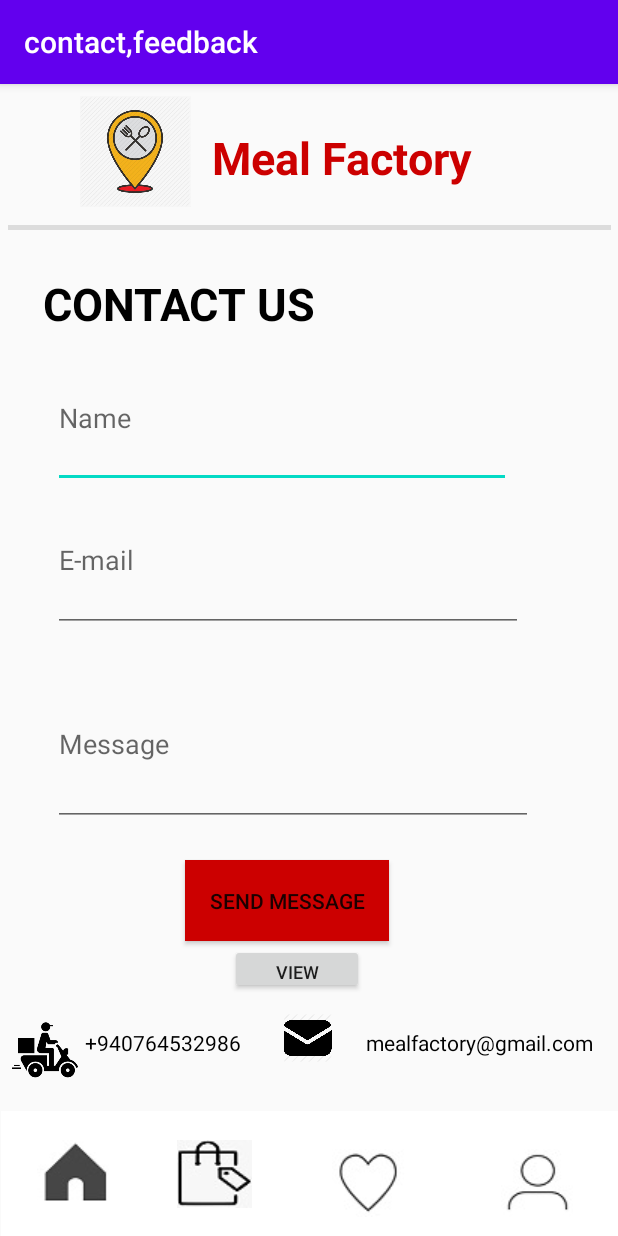
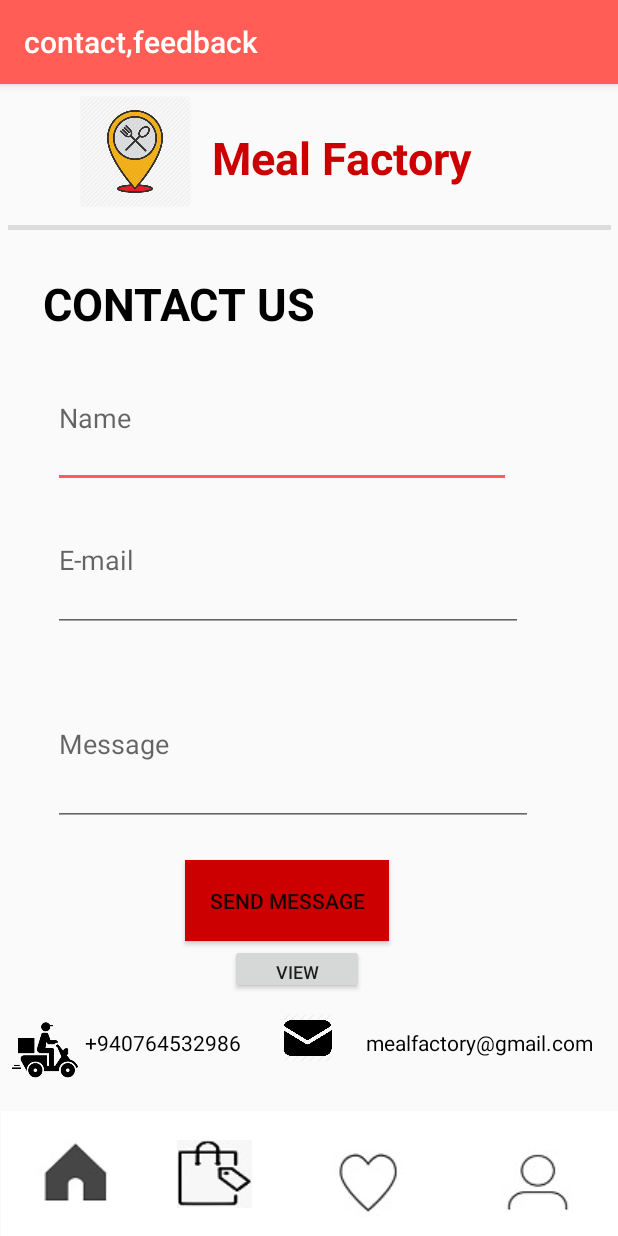
Before and after one commit to kaumadi-op/MealFactory_mobileApp, an Android app: the screen it shows after launch (Contactus), on a phone screen of 412 x 824 dp. Run offline under Robolectric (Android 15) with nearby library versions, the phone set to English and light mode, and no system bars; our stand-ins replace Firebase (no records; nobody signed in at launch, a user with empty details on screens opened directly).

Commit message:
theme colour change

```diff
--- a/app/src/main/res/values/colors.xml
+++ b/app/src/main/res/values/colors.xml
@@ -1,8 +1,8 @@
 <?xml version="1.0" encoding="utf-8"?>
 <resources>
-    <color name="colorPrimary">#6200EE</color>
-    <color name="colorPrimaryDark">#3700B3</color>
-    <color name="colorAccent">#03DAC5</color>
+    <color name="colorPrimary">#FF5D55</color>
+    <color name="colorPrimaryDark">#FF5D55</color>
+    <color name="colorAccent">#FF5D55</color>
     <color name="colorName">#FFCC0000</color>
     <color name="colorBackground">#FFFFFF</color>
     <color name="colorPage">#BF2424</color>
```
